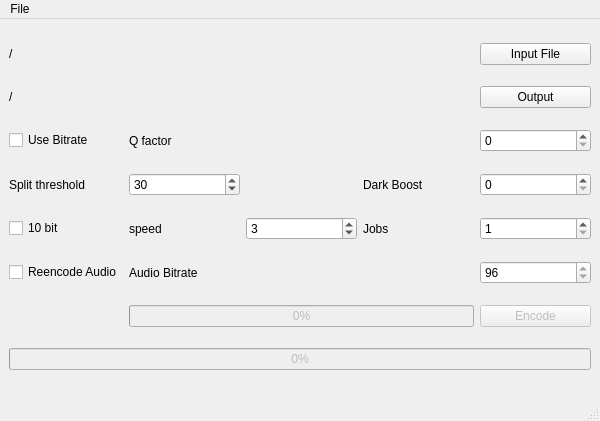
Qt form mainwindow.ui (natis1/qencoder) before a commit.
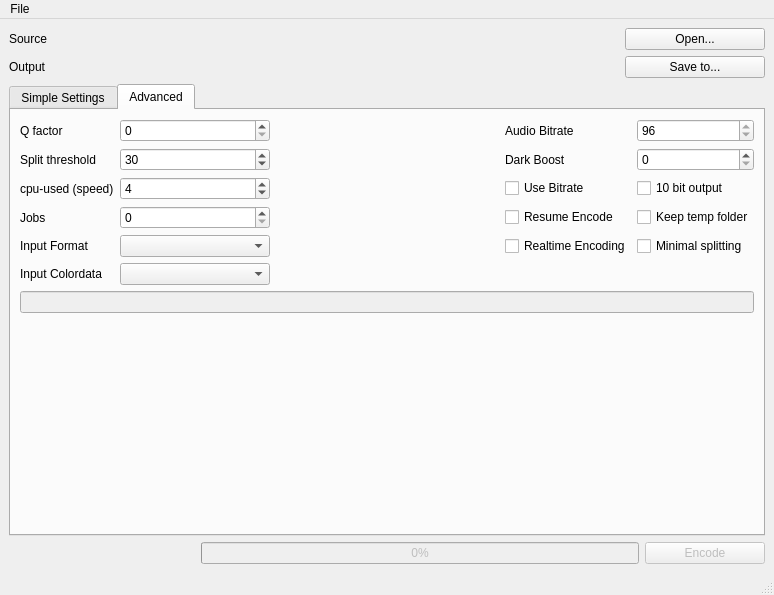
The same form after that commit. The open tabs and pages were chosen to show the change.

```diff
--- a/mainwindow.ui
+++ b/mainwindow.ui
@@ -6,8 +6,8 @@
    <rect>
     <x>0</x>
     <y>0</y>
-    <width>600</width>
-    <height>421</height>
+    <width>774</width>
+    <height>595</height>
    </rect>
   </property>
   <property name="sizePolicy">
@@ -20,157 +20,280 @@
    <string>MainWindow</string>
   </property>
   <widget class="QWidget" name="centralwidget">
+   <layout class="QGridLayout" name="gridLayout_3">
+    <item row="1" column="0" colspan="4">
+     <widget class="QTabWidget" name="tabWidget">
+      <property name="currentIndex">
+       <number>0</number>
+      </property>
+      <widget class="QWidget" name="tab_simple">
+       <attribute name="title">
+        <string>Simple Settings</string>
+       </attribute>
+       <layout class="QGridLayout" name="gridLayout_6">
+        <item row="0" column="0">
+         <layout class="QGridLayout" name="gridLayout_2" rowstretch="0,0,0">
+          <item row="2" column="2">
+           <widget class="QLabel" name="label_audioquality">
+            <property name="text">
+             <string>Audio Quality</string>
+            </property>
+           </widget>
+          </item>
+          <item row="2" column="1">
+           <spacer name="horizontalSpacer">
+            <property name="orientation">
+             <enum>Qt::Horizontal</enum>
+            </property>
+            <property name="sizeType">
+             <enum>QSizePolicy::Maximum</enum>
+            </property>
+            <property name="sizeHint" stdset="0">
+             <size>
+              <width>250</width>
+              <height>20</height>
+             </size>
+            </property>
+           </spacer>
+          </item>
+          <item row="1" column="3">
+           <widget class="QComboBox" name="presetbox"/>
+          </item>
+          <item row="2" column="3">
+           <widget class="QComboBox" name="audioqualitybox"/>
+          </item>
+          <item row="1" column="2">
+           <widget class="QLabel" name="label_preset">
+            <property name="text">
+             <string>Speed Preset</string>
+            </property>
+           </widget>
+          </item>
+          <item row="2" column="0">
+           <widget class="QCheckBox" name="checkBox_audio">
+            <property name="minimumSize">
+             <size>
+              <width>0</width>
+              <height>0</height>
+             </size>
+            </property>
+            <property name="text">
+             <string>Reencode Audio</string>
+            </property>
+            <property name="checked">
+             <bool>false</bool>
+            </property>
+           </widget>
+          </item>
+          <item row="1" column="0">
+           <widget class="QCheckBox" name="checkBox_twopass">
+            <property name="text">
+             <string>Two Pass</string>
+            </property>
+            <property name="checked">
+             <bool>true</bool>
+            </property>
+           </widget>
+          </item>
+          <item row="0" column="2">
+           <widget class="QLabel" name="label_quality">
+            <property name="text">
+             <string>Quality Preset</string>
+            </property>
+           </widget>
+          </item>
+          <item row="0" column="3">
+           <widget class="QComboBox" name="comboBox_quality"/>
+          </item>
+         </layout>
+        </item>
+        <item row="1" column="0">
+         <spacer name="verticalSpacer">
+          <property name="orientation">
+           <enum>Qt::Vertical</enum>
+          </property>
+          <property name="sizeHint" stdset="0">
+           <size>
+            <width>20</width>
+            <height>242</height>
+           </size>
+          </property>
+         </spacer>
+        </item>
+       </layout>
+      </widget>
+      <widget class="QWidget" name="tab_advanced">
+       <attribute name="title">
+        <string>Advanced</string>
+       </attribute>
+       <layout class="QGridLayout" name="gridLayout_5">
+        <item row="0" column="0">
    <layout class="QGridLayout" name="gridLayout">
-    <item row="8" column="4">
-     <widget class="QPushButton" name="pushButton">
-      <property name="enabled">
-       <bool>false</bool>
-      </property>
+          <item row="2" column="4">
+           <widget class="QCheckBox" name="checkBox_hdr">
       <property name="text">
-       <string>Encode</string>
+             <string>10 bit output</string>
       </property>
      </widget>
     </item>
-    <item row="7" column="1" colspan="3">
+          <item row="0" column="3">
      <widget class="QLabel" name="label_audio">
       <property name="text">
        <string>Audio Bitrate</string>
       </property>
      </widget>
     </item>
-    <item row="5" column="1">
-     <widget class="QSpinBox" name="spinBox_split">
-      <property name="minimum">
-       <number>1</number>
-      </property>
-      <property name="maximum">
-       <number>99</number>
-      </property>
-      <property name="value">
-       <number>30</number>
-      </property>
-     </widget>
-    </item>
-    <item row="1" column="0" colspan="4">
-     <widget class="QLabel" name="inputPath">
-      <property name="sizePolicy">
-       <sizepolicy hsizetype="Expanding" vsizetype="Preferred">
-        <horstretch>0</horstretch>
-        <verstretch>0</verstretch>
-       </sizepolicy>
-      </property>
+          <item row="4" column="4">
+           <widget class="QCheckBox" name="checkBox_minsplit">
       <property name="text">
-       <string>/</string>
-      </property>
-      <property name="textFormat">
-       <enum>Qt::PlainText</enum>
-      </property>
-      <property name="wordWrap">
-       <bool>true</bool>
-      </property>
-     </widget>
-    </item>
-    <item row="2" column="4">
-     <widget class="QPushButton" name="outputFileChoose">
+             <string>Minimal splitting</string>
+            </property>
+           </widget>
+          </item>
+          <item row="2" column="0">
+           <widget class="QLabel" name="label_6">
       <property name="text">
-       <string>Output</string>
+             <string>cpu-used (speed)</string>
       </property>
      </widget>
     </item>
-    <item row="8" column="0">
-     <widget class="QLabel" name="label_status">
+          <item row="3" column="0">
+           <widget class="QLabel" name="label_jobs">
       <property name="text">
-       <string/>
+             <string>Jobs</string>
       </property>
      </widget>
     </item>
-    <item row="2" column="0" colspan="4">
-     <widget class="QLabel" name="outputPath">
-      <property name="sizePolicy">
-       <sizepolicy hsizetype="Expanding" vsizetype="Preferred">
-        <horstretch>0</horstretch>
-        <verstretch>0</verstretch>
-       </sizepolicy>
-      </property>
-      <property name="text">
-       <string>/</string>
-      </property>
-      <property name="textFormat">
-       <enum>Qt::PlainText</enum>
-      </property>
-      <property name="wordWrap">
-       <bool>true</bool>
-      </property>
-     </widget>
-    </item>
-    <item row="5" column="3">
+          <item row="1" column="3">
      <widget class="QLabel" name="label_boost">
       <property name="text">
        <string>Dark Boost</string>
       </property>
      </widget>
     </item>
-    <item row="6" column="1">
-     <widget class="QLabel" name="label_2">
+          <item row="1" column="0">
+           <widget class="QLabel" name="label_split">
       <property name="text">
-       <string>speed</string>
+             <string>Split threshold</string>
       </property>
      </widget>
     </item>
-    <item row="9" column="0" colspan="5">
-     <widget class="QProgressBar" name="progressBar_total">
-      <property name="enabled">
-       <bool>false</bool>
-      </property>
+          <item row="4" column="2">
+           <spacer name="horizontalSpacer_2">
+            <property name="orientation">
+             <enum>Qt::Horizontal</enum>
+            </property>
+            <property name="sizeType">
+             <enum>QSizePolicy::MinimumExpanding</enum>
+            </property>
+            <property name="sizeHint" stdset="0">
+             <size>
+              <width>140</width>
+              <height>20</height>
+             </size>
+            </property>
+           </spacer>
+          </item>
+          <item row="2" column="1">
+           <widget class="QSpinBox" name="spinBox_speed">
+            <property name="maximum">
+             <number>8</number>
+            </property>
       <property name="value">
-       <number>0</number>
+             <number>4</number>
       </property>
      </widget>
     </item>
-    <item row="5" column="4">
-     <widget class="QSpinBox" name="spinBox_boost">
+          <item row="5" column="1">
+           <widget class="QComboBox" name="comboBox_colorspace"/>
+          </item>
+          <item row="3" column="1">
+           <widget class="QSpinBox" name="spinBox_jobs">
+            <property name="minimum">
+             <number>0</number>
+            </property>
       <property name="maximum">
-       <number>50</number>
-      </property>
+             <number>128</number>
+            </property>
+            <property name="singleStep">
+             <number>1</number>
+            </property>
       <property name="value">
        <number>0</number>
       </property>
      </widget>
     </item>
-    <item row="6" column="0">
-     <widget class="QCheckBox" name="checkBox_hdr">
+          <item row="4" column="1">
+           <widget class="QComboBox" name="comboBox_inputFormat">
+            <property name="sizePolicy">
+             <sizepolicy hsizetype="Preferred" vsizetype="Fixed">
+              <horstretch>0</horstretch>
+              <verstretch>0</verstretch>
+             </sizepolicy>
+            </property>
+            <property name="minimumSize">
+             <size>
+              <width>150</width>
+              <height>0</height>
+             </size>
+            </property>
+           </widget>
+          </item>
+          <item row="4" column="0">
+           <widget class="QLabel" name="label_inputformat">
       <property name="text">
-       <string>10 bit</string>
+             <string>Input Format</string>
       </property>
      </widget>
     </item>
-    <item row="3" column="1" colspan="3">
+          <item row="0" column="0">
      <widget class="QLabel" name="label_q">
       <property name="text">
        <string>Q factor</string>
       </property>
      </widget>
     </item>
-    <item row="7" column="0">
-     <widget class="QCheckBox" name="checkBox_audio">
+          <item row="5" column="0">
+           <widget class="QLabel" name="label_2">
       <property name="text">
-       <string>Reencode Audio</string>
-      </property>
-      <property name="checked">
-       <bool>false</bool>
-      </property>
-     </widget>
-    </item>
-    <item row="7" column="4">
+             <string>Input Colordata</string>
+            </property>
+           </widget>
+          </item>
+          <item row="1" column="4">
+           <widget class="QSpinBox" name="spinBox_boost">
+            <property name="maximum">
+             <number>50</number>
+            </property>
+            <property name="value">
+             <number>0</number>
+            </property>
+           </widget>
+          </item>
+          <item row="3" column="4">
+           <widget class="QCheckBox" name="checkBox_tempfolder">
+            <property name="text">
+             <string>Keep temp folder</string>
+            </property>
+           </widget>
+          </item>
+          <item row="4" column="3">
+           <widget class="QCheckBox" name="checkBox_rtenc">
+            <property name="text">
+             <string>Realtime Encoding</string>
+            </property>
+           </widget>
+          </item>
+          <item row="0" column="4">
      <widget class="QSpinBox" name="spinBox_audio">
       <property name="readOnly">
        <bool>true</bool>
       </property>
       <property name="minimum">
-       <number>32</number>
+             <number>8</number>
       </property>
       <property name="maximum">
-       <number>256</number>
+             <number>480</number>
       </property>
       <property name="singleStep">
        <number>8</number>
@@ -180,45 +303,118 @@
       </property>
      </widget>
     </item>
-    <item row="5" column="0">
-     <widget class="QLabel" name="label_split">
-      <property name="text">
-       <string>Split threshold</string>
-      </property>
-     </widget>
-    </item>
-    <item row="8" column="1" colspan="3">
-     <widget class="QProgressBar" name="progressBar_status">
-      <property name="enabled">
-       <bool>false</bool>
+          <item row="1" column="1">
+           <widget class="QSpinBox" name="spinBox_split">
+            <property name="minimum">
+             <number>1</number>
+            </property>
+            <property name="maximum">
+             <number>99</number>
       </property>
       <property name="value">
+             <number>30</number>
+            </property>
+           </widget>
+          </item>
+          <item row="0" column="1">
+           <widget class="QSpinBox" name="spinBox_quality">
+            <property name="minimum">
        <number>0</number>
       </property>
-      <property name="format">
-       <string>%p%</string>
+            <property name="maximum">
+             <number>50</number>
       </property>
      </widget>
     </item>
-    <item row="3" column="0">
+          <item row="3" column="3">
+           <widget class="QCheckBox" name="checkBox_resume">
+            <property name="text">
+             <string>Resume Encode</string>
+            </property>
+           </widget>
+          </item>
+          <item row="2" column="3">
      <widget class="QCheckBox" name="checkBox_bitrate">
       <property name="text">
        <string>Use Bitrate</string>
       </property>
      </widget>
     </item>
-    <item row="3" column="4">
-     <widget class="QSpinBox" name="spinBox_quality">
-      <property name="minimum">
+          <item row="6" column="0" colspan="5">
+           <widget class="QLineEdit" name="lineEdit_colordata">
+            <property name="enabled">
+             <bool>false</bool>
+            </property>
+            <property name="text">
+             <string/>
+            </property>
+           </widget>
+          </item>
+         </layout>
+        </item>
+        <item row="1" column="0">
+         <spacer name="verticalSpacer_2">
+          <property name="orientation">
+           <enum>Qt::Vertical</enum>
+          </property>
+          <property name="sizeHint" stdset="0">
+           <size>
+            <width>20</width>
+            <height>40</height>
+           </size>
+          </property>
+         </spacer>
+        </item>
+       </layout>
+      </widget>
+     </widget>
+    </item>
+    <item row="2" column="2">
+     <widget class="QProgressBar" name="progressBar_total">
+      <property name="enabled">
+       <bool>false</bool>
+      </property>
+      <property name="value">
        <number>0</number>
       </property>
-      <property name="maximum">
-       <number>50</number>
+     </widget>
+    </item>
+    <item row="0" column="0" colspan="4">
+     <layout class="QGridLayout" name="gridLayout_4">
+      <item row="0" column="0">
+       <widget class="QLabel" name="label">
+        <property name="text">
+         <string>Source</string>
       </property>
      </widget>
     </item>
-    <item row="1" column="4">
+      <item row="0" column="1">
+       <widget class="QLabel" name="inputPath">
+        <property name="sizePolicy">
+         <sizepolicy hsizetype="Expanding" vsizetype="Preferred">
+          <horstretch>0</horstretch>
+          <verstretch>0</verstretch>
+         </sizepolicy>
+        </property>
+        <property name="text">
+         <string/>
+        </property>
+        <property name="textFormat">
+         <enum>Qt::PlainText</enum>
+        </property>
+        <property name="wordWrap">
+         <bool>true</bool>
+        </property>
+       </widget>
+      </item>
+      <item row="0" column="2">
      <widget class="QPushButton" name="inputFileChoose">
+        <property name="minimumSize">
+         <size>
+          <width>140</width>
+          <height>0</height>
+         </size>
+        </property>
       <property name="maximumSize">
        <size>
         <width>140</width>
@@ -226,34 +422,77 @@
        </size>
       </property>
       <property name="text">
-       <string>Input File</string>
+         <string>Open...</string>
       </property>
      </widget>
     </item>
-    <item row="6" column="2">
-     <widget class="QSpinBox" name="spinBox_speed">
-      <property name="maximum">
-       <number>5</number>
-      </property>
-      <property name="value">
-       <number>3</number>
-      </property>
-     </widget>
-    </item>
-    <item row="6" column="3">
-     <widget class="QLabel" name="label_jobs">
+      <item row="1" column="0">
+       <widget class="QLabel" name="label_5">
+        <property name="text">
+         <string>Output</string>
+        </property>
+       </widget>
+      </item>
+      <item row="1" column="1">
+       <widget class="QLabel" name="outputPath">
+        <property name="sizePolicy">
+         <sizepolicy hsizetype="Expanding" vsizetype="Preferred">
+          <horstretch>0</horstretch>
+          <verstretch>0</verstretch>
+         </sizepolicy>
+        </property>
+        <property name="text">
+         <string/>
+        </property>
+        <property name="textFormat">
+         <enum>Qt::PlainText</enum>
+        </property>
+        <property name="wordWrap">
+         <bool>true</bool>
+        </property>
+       </widget>
+      </item>
+      <item row="1" column="2">
+       <widget class="QPushButton" name="outputFileChoose">
       <property name="text">
-       <string>Jobs</string>
+         <string>Save to...</string>
       </property>
      </widget>
     </item>
-    <item row="6" column="4">
-     <widget class="QSpinBox" name="spinBox_jobs">
-      <property name="minimum">
-       <number>1</number>
+     </layout>
+    </item>
+    <item row="2" column="0">
+     <widget class="QLabel" name="label_status">
+      <property name="sizePolicy">
+       <sizepolicy hsizetype="Fixed" vsizetype="Preferred">
+        <horstretch>0</horstretch>
+        <verstretch>0</verstretch>
+       </sizepolicy>
       </property>
-      <property name="maximum">
-       <number>128</number>
+      <property name="minimumSize">
+       <size>
+        <width>180</width>
+        <height>0</height>
+       </size>
+      </property>
+      <property name="text">
+       <string/>
+      </property>
+     </widget>
+    </item>
+    <item row="2" column="3">
+     <widget class="QPushButton" name="pushButton">
+      <property name="enabled">
+       <bool>false</bool>
+      </property>
+      <property name="minimumSize">
+       <size>
+        <width>120</width>
+        <height>0</height>
+       </size>
+      </property>
+      <property name="text">
+       <string>Encode</string>
       </property>
      </widget>
     </item>
@@ -264,8 +503,8 @@
     <rect>
      <x>0</x>
      <y>0</y>
-     <width>600</width>
-     <height>34</height>
+     <width>774</width>
+     <height>30</height>
     </rect>
    </property>
    <widget class="QMenu" name="menuFile">
```
Lines whose indentation alone changed are shown as unchanged.
